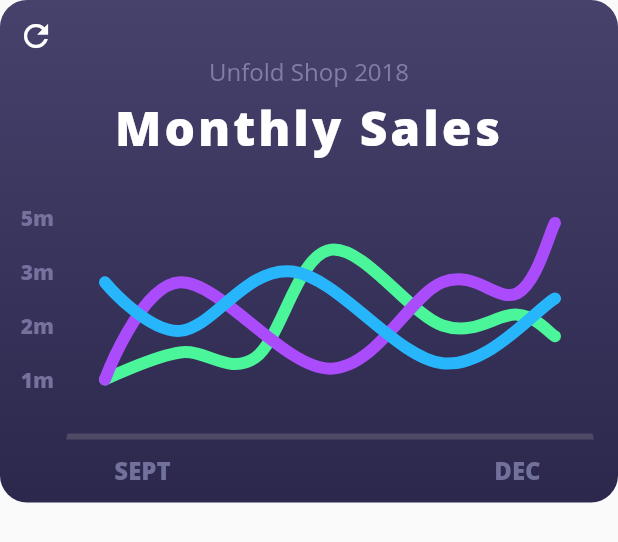
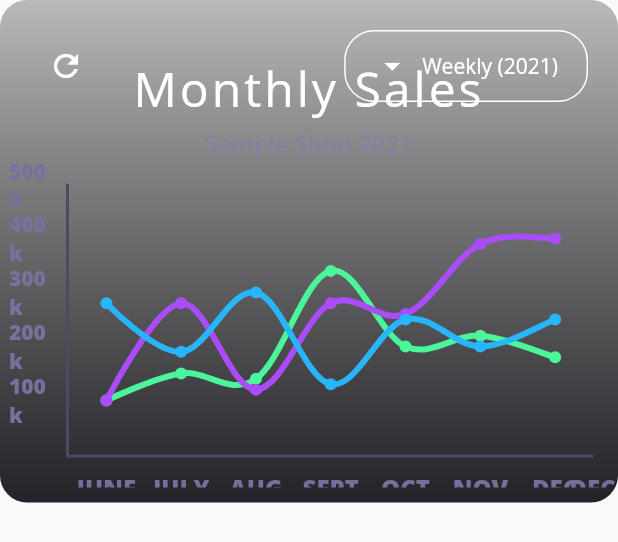
Before and after one commit to adamazmi2207/flutter_admin_dashboard_web, a Flutter app: the SalesChart widget shown alone on an empty page, opened directly, on a phone screen of 412 x 824 dp. Shown: the top 542 px of the screen. Run offline on Flutter 3.47's test engine with Material 2 defaults, Android fonts, the phone set to English and light mode, and no system bars; drawn by our look-alikes of fl_chart; our stand-ins replace charts_flutter, get_it, responsive_builder, stacked.

Commit message:
:construction: WIP: Chart UI placement

```diff
--- a/lib/pages/home_dashboard_view/home_content_desktop.dart
+++ b/lib/pages/home_dashboard_view/home_content_desktop.dart
@@ -69,7 +69,39 @@ class Body extends StatelessWidget {
                   ],
                 ),
                 SizedBox(height: 20),
-                Expanded(child: SalesChart()),
+                Expanded(
+                  child: Row(
+                    children: [
+                      Container(
+                        width: MediaQuery.of(context).size.width,
+                        child: Column(
+                          children: [
+                            Expanded(child: SalesChart()),
+                            SizedBox(height: 20),
+                            Container(
+                              // width: MediaQuery.of(context).size.width,
+                              // height: 100,
+                              child: Column(
+                                crossAxisAlignment: CrossAxisAlignment.start,
+                                mainAxisAlignment: MainAxisAlignment.start,
+                                children: [
+                                  Text(
+                                    'Recent Activities',
+                                    style: TextStyle(
+                                        color: kWhite,
+                                        fontSize: 20,
+                                        fontWeight: FontWeight.w400),
+                                  ),
+                                ],
+                              ),
+                            )
+                          ],
+                        ),
+                      ),
+                    ],
+                  ),
+                ),
+
                 // BarChartSample1(),
                 // RevenueChart(),
               ],
--- a/lib/theme/color/colors.dart
+++ b/lib/theme/color/colors.dart
@@ -1,7 +1,7 @@
 import 'package:flutter/material.dart';
 
-final Color kPrimaryBlack = Color(0xFF0C0B10);
-final Color kLightBlack = Color(0xFF232228);
-final Color kTeal = Color(0xFF20BFA9);
-final Color kWhite = Colors.white;
+const Color kPrimaryBlack = Color(0xFF0C0B10);
+const Color kLightBlack = Color(0xFF232228);
+const Color kTeal = Color(0xFF20BFA9);
+const Color kWhite = Colors.white;
 final Color kRedColor = Colors.red[400];
--- a/lib/widgets/charts/sales_chart.dart
+++ b/lib/widgets/charts/sales_chart.dart
@@ -1,5 +1,6 @@
 import 'package:fl_chart/fl_chart.dart';
 import 'package:flutter/material.dart';
+import 'package:flutter_admin_dashboard_web/theme/color/colors.dart';
 
 class SalesChart extends StatefulWidget {
   @override
@@ -24,8 +25,10 @@ class SalesChartState extends State<SalesChart> {
           borderRadius: BorderRadius.all(Radius.circular(18)),
           gradient: LinearGradient(
             colors: [
-              Color(0xff2c274c),
-              Color(0xff46426c),
+              kLightBlack,
+              Colors.black26,
+              // Color(0xff2c274c),
+              // Color(0xff46426c),
             ],
             begin: Alignment.bottomCenter,
             end: Alignment.topCenter,
@@ -36,11 +39,19 @@ class SalesChartState extends State<SalesChart> {
             Column(
               crossAxisAlignment: CrossAxisAlignment.stretch,
               children: <Widget>[
-                const SizedBox(
-                  height: 37,
+                const SizedBox(height: 37),
+                const Text(
+                  'Monthly Sales',
+                  style: TextStyle(
+                      color: Colors.white,
+                      fontSize: 32,
+                      fontWeight: FontWeight.w500,
+                      letterSpacing: 2),
+                  textAlign: TextAlign.center,
                 ),
+                const SizedBox(height: 4),
                 const Text(
-                  'Unfold Shop 2018',
+                  'Sample Shop 2021',
                   style: TextStyle(
                     color: Color(0xff827daa),
                     fontSize: 16,
@@ -48,19 +59,7 @@ class SalesChartState extends State<SalesChart> {
                   textAlign: TextAlign.center,
                 ),
                 const SizedBox(
-                  height: 4,
-                ),
-                const Text(
-                  'Monthly Sales',
-                  style: TextStyle(
-                      color: Colors.white,
-                      fontSize: 32,
-                      fontWeight: FontWeight.bold,
-                      letterSpacing: 2),
-                  textAlign: TextAlign.center,
-                ),
-                const SizedBox(
-                  height: 37,
+                  height: 15,
                 ),
                 Expanded(
                   child: Padding(
@@ -76,16 +75,45 @@ class SalesChartState extends State<SalesChart> {
                 ),
               ],
             ),
-            IconButton(
+            Positioned(
+              left: 20,
+              top: 20,
+              child: IconButton(
                 icon: Icon(
                   Icons.refresh,
-                color: Colors.white.withOpacity(isShowingMainData ? 1.0 : 0.5),
+                  color:
+                      Colors.white.withOpacity(isShowingMainData ? 1.0 : 0.5),
                 ),
                 onPressed: () {
                   setState(() {
                     isShowingMainData = !isShowingMainData;
                   });
                 },
+              ),
+            ),
+            Positioned(
+              right: 20,
+              top: 20,
+              child: OutlineButton.icon(
+                onPressed: () {
+                  print('weekly button pressed');
+                },
+                borderSide: BorderSide(color: kWhite),
+                padding: EdgeInsets.symmetric(horizontal: 20, vertical: 12),
+                // color: kWhite,
+                shape: RoundedRectangleBorder(
+                    borderRadius: BorderRadius.circular(20.0)),
+                icon: Icon(
+                  Icons.arrow_drop_down_outlined,
+                  color: kWhite,
+                ),
+                label: Text(
+                  'Weekly (2021)',
+                  style: TextStyle(
+                    color: kWhite,
+                  ),
+                ),
+              ),
             )
           ],
         ),
@@ -108,7 +136,7 @@ class SalesChartState extends State<SalesChart> {
       titlesData: FlTitlesData(
         bottomTitles: SideTitles(
           showTitles: true,
-          reservedSize: 22,
+          reservedSize: 10,
           getTextStyles: (value) => const TextStyle(
             color: Color(0xff72719b),
             fontWeight: FontWeight.bold,
@@ -117,10 +145,18 @@ class SalesChartState extends State<SalesChart> {
           margin: 10,
           getTitles: (value) {
             switch (value.toInt()) {
-              case 2:
+              case 6:
+                return 'JUNE';
+              case 7:
+                return 'JULY';
+              case 8:
+                return 'AUG';
+              case 9:
                 return 'SEPT';
-              case 7:
+              case 10:
                 return 'OCT';
+              case 11:
+                return 'NOV';
               case 12:
                 return 'DEC';
             }
@@ -137,13 +173,15 @@ class SalesChartState extends State<SalesChart> {
           getTitles: (value) {
             switch (value.toInt()) {
               case 1:
-                return '1m';
+                return '100k';
               case 2:
-                return '2m';
+                return '200k';
               case 3:
-                return '3m';
+                return '300k';
               case 4:
-                return '5m';
+                return '400k';
+              case 5:
+                return '500k';
             }
             return '';
           },
@@ -156,10 +194,11 @@ class SalesChartState extends State<SalesChart> {
         border: const Border(
           bottom: BorderSide(
             color: Color(0xff4e4965),
-            width: 4,
+            width: 2,
           ),
           left: BorderSide(
-            color: Colors.transparent,
+            color: Color(0xff4e4965),
+            width: 2,
           ),
           right: BorderSide(
             color: Colors.transparent,
@@ -169,9 +208,9 @@ class SalesChartState extends State<SalesChart> {
           ),
         ),
       ),
-      minX: 0,
-      maxX: 14,
-      maxY: 4,
+      minX: 5.5,
+      maxX: 12.5,
+      maxY: 5,
       minY: 0,
       lineBarsData: linesBarData1(),
     );
@@ -180,22 +219,22 @@ class SalesChartState extends State<SalesChart> {
   List<LineChartBarData> linesBarData1() {
     final LineChartBarData lineChartBarData1 = LineChartBarData(
       spots: [
-        FlSpot(1, 1),
-        FlSpot(3, 1.5),
-        FlSpot(5, 1.4),
-        FlSpot(7, 3.4),
+        FlSpot(6, 1),
+        FlSpot(7, 1.5),
+        FlSpot(8, 1.4),
+        FlSpot(9, 3.4),
         FlSpot(10, 2),
-        FlSpot(12, 2.2),
-        FlSpot(13, 1.8),
+        FlSpot(11, 2.2),
+        FlSpot(12, 1.8),
       ],
       isCurved: true,
       colors: [
         const Color(0xff4af699),
       ],
-      barWidth: 8,
+      barWidth: 4,
       isStrokeCapRound: true,
       dotData: FlDotData(
-        show: false,
+        show: true,
       ),
       belowBarData: BarAreaData(
         show: false,
@@ -203,21 +242,22 @@ class SalesChartState extends State<SalesChart> {
     );
     final LineChartBarData lineChartBarData2 = LineChartBarData(
       spots: [
-        FlSpot(1, 1),
-        FlSpot(3, 2.8),
-        FlSpot(7, 1.2),
-        FlSpot(10, 2.8),
-        FlSpot(12, 2.6),
-        FlSpot(13, 3.9),
+        FlSpot(6, 1),
+        FlSpot(7, 2.8),
+        FlSpot(8, 1.2),
+        FlSpot(9, 2.8),
+        FlSpot(10, 2.6),
+        FlSpot(11, 3.9),
+        FlSpot(12, 4.0),
       ],
       isCurved: true,
       colors: [
         const Color(0xffaa4cfc),
       ],
-      barWidth: 8,
+      barWidth: 4,
       isStrokeCapRound: true,
       dotData: FlDotData(
-        show: false,
+        show: true,
       ),
       belowBarData: BarAreaData(show: false, colors: [
         const Color(0x00aa4cfc),
@@ -225,20 +265,22 @@ class SalesChartState extends State<SalesChart> {
     );
     final LineChartBarData lineChartBarData3 = LineChartBarData(
       spots: [
-        FlSpot(1, 2.8),
-        FlSpot(3, 1.9),
-        FlSpot(6, 3),
-        FlSpot(10, 1.3),
-        FlSpot(13, 2.5),
+        FlSpot(6, 2.8),
+        FlSpot(7, 1.9),
+        FlSpot(8, 3),
+        FlSpot(9, 1.3),
+        FlSpot(10, 2.5),
+        FlSpot(11, 2.0),
+        FlSpot(12, 2.5),
       ],
       isCurved: true,
       colors: const [
         Color(0xff27b6fc),
       ],
-      barWidth: 8,
+      barWidth: 4,
       isStrokeCapRound: true,
       dotData: FlDotData(
-        show: false,
+        show: true,
       ),
       belowBarData: BarAreaData(
         show: false,
--- a/pubspec.yaml
+++ b/pubspec.yaml
@@ -40,6 +40,4 @@ flutter:
     - family: Open Sans
       fonts:
         - asset: assets/fonts/OpenSans-ExtraBold.ttf
-          weight: 800
         - asset: assets/fonts/OpenSans-Regular.ttf
-          weight: 400
```
Lines whose indentation alone changed are shown as unchanged.
